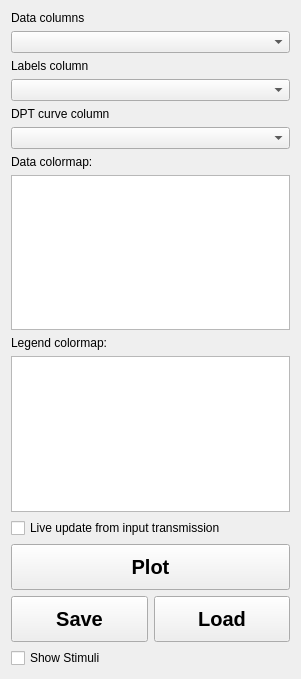
First picture: the form in mesmerize/plotting/widgets/heatmap/control_widget.ui, repository kushalkolar/MESmerize, before the edit.
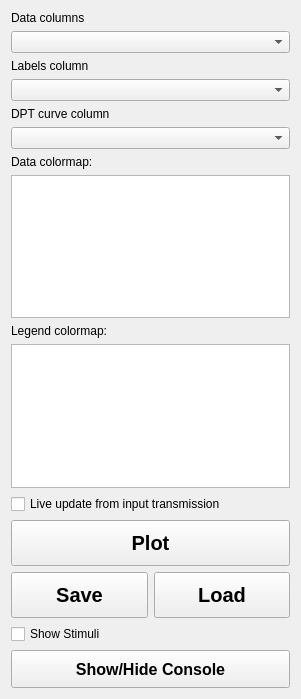
Second picture: the form after the edit. Custom widgets are drawn as their Qt base class.

Commit message: Added console to HeatmapTracerWidget. Update control_widget.ui, control_widget_pytemplate.py, and widget.py

The edit to the form file:
```diff
--- a/mesmerize/plotting/widgets/heatmap/control_widget.ui
+++ b/mesmerize/plotting/widgets/heatmap/control_widget.ui
@@ -7,7 +7,7 @@
     <x>0</x>
     <y>0</y>
     <width>301</width>
-    <height>679</height>
+    <height>699</height>
    </rect>
   </property>
   <property name="windowTitle">
@@ -157,6 +157,29 @@
      </property>
     </widget>
    </item>
+   <item>
+    <widget class="QPushButton" name="pushButtonShowHideConsole">
+     <property name="minimumSize">
+      <size>
+       <width>0</width>
+       <height>38</height>
+      </size>
+     </property>
+     <property name="font">
+      <font>
+       <pointsize>12</pointsize>
+       <weight>75</weight>
+       <bold>true</bold>
+      </font>
+     </property>
+     <property name="text">
+      <string>Show/Hide Console</string>
+     </property>
+     <property name="checkable">
+      <bool>true</bool>
+     </property>
+    </widget>
+   </item>
   </layout>
  </widget>
  <customwidgets>
```
The commit also changes 2 other files.
